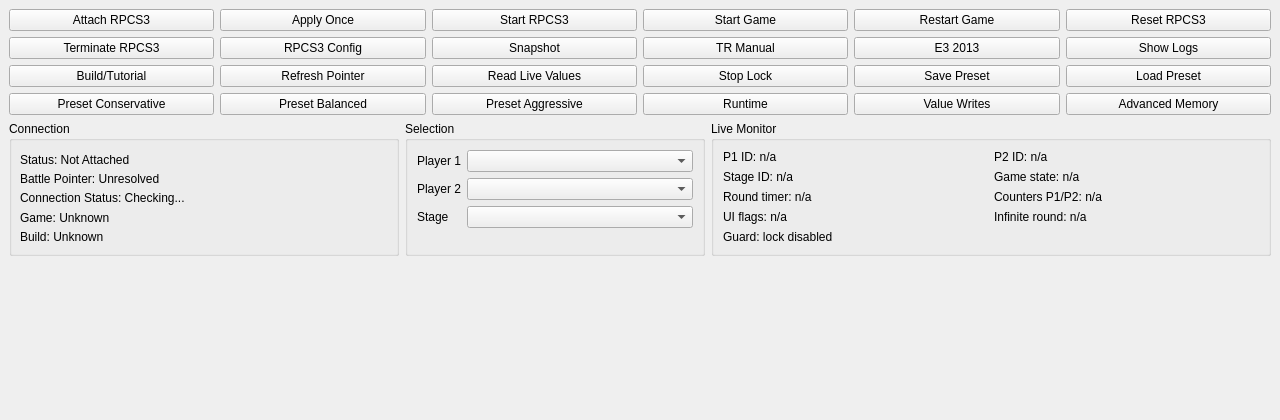
The window that src/ui/main_window.ui (RobertoTorino/trr-qt-trainer) describes before a commit, drawn with Qt 5.
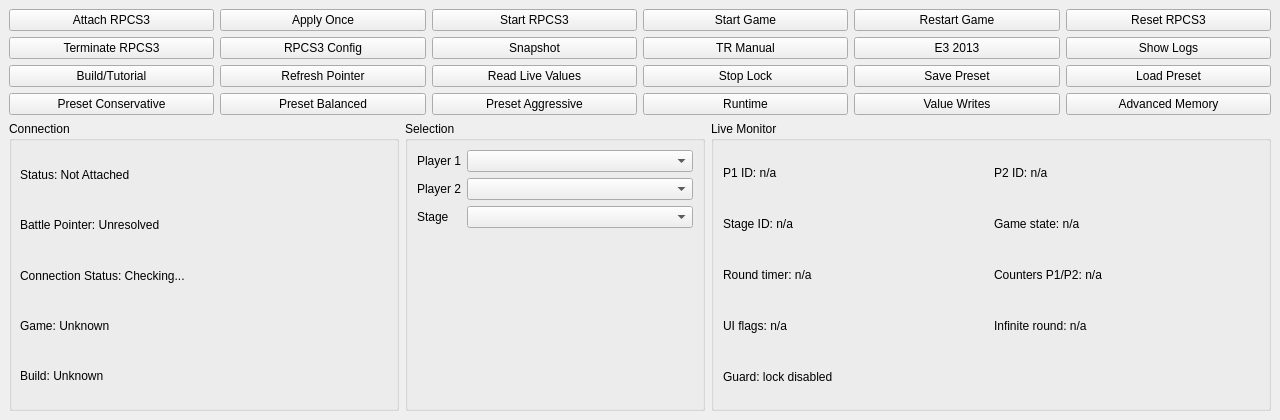
The same window after the commit.

Commit message: Fixed the Designer warning. The layout-level alignment property was valid for uic but unreadable by Designer. Removed it from main_window.ui and preserved Qt::AlignTop in main.cpp.

What changed in the file:
```diff
--- a/src/ui/main_window.ui
+++ b/src/ui/main_window.ui
@@ -38,7 +38,6 @@
     </item>
     <item>
     <layout class="QHBoxLayout" name="statusPanelsLayout" stretch="0,4,5">
-      <property name="alignment"><set>Qt::AlignTop</set></property>
       <item>
        <widget class="QGroupBox" name="connectionBox">
         <property name="title"><string>Connection</string></property>
```
The commit also changes 1 other file.
